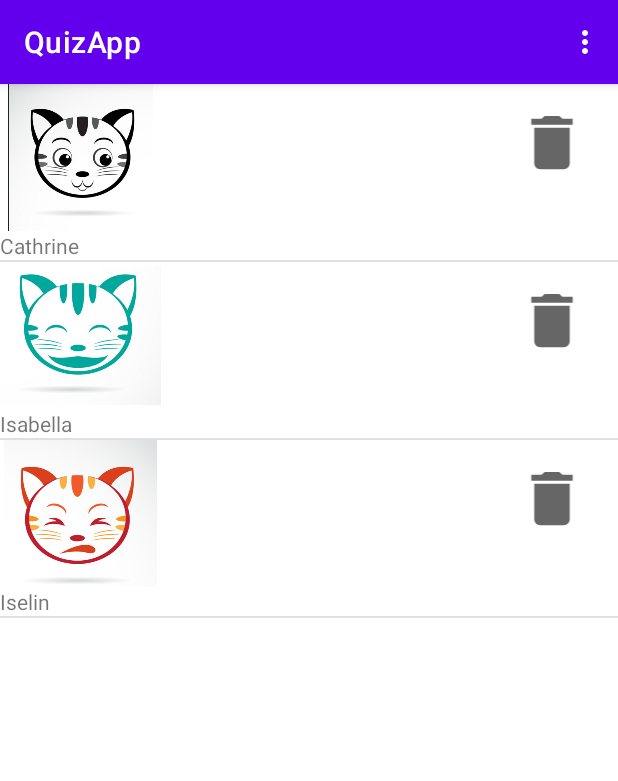
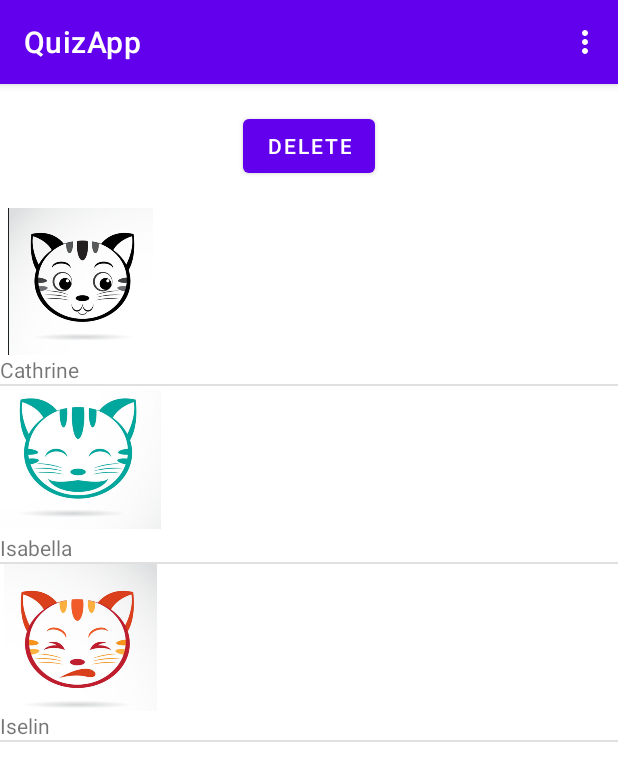
Before and after one commit to h586643/QuizApp, an Android app: the DatabaseActivity screen opened directly, with no data from a screen before it, on a phone screen of 412 x 824 dp. Shown: the top 781 px of the screen. Run offline under Robolectric (Android 15) with nearby library versions, the phone set to English and light mode, and no system bars.

Commit message:
delete button

```diff
--- a/app/src/main/java/com/example/quizapp/DatabaseActivity.java
+++ b/app/src/main/java/com/example/quizapp/DatabaseActivity.java
@@ -11,6 +11,7 @@ import android.view.MenuInflater;
 import android.view.MenuItem;
 import android.view.View;
 import android.widget.BaseAdapter;
+import android.widget.Button;
 import android.widget.ImageView;
 import android.widget.ListView;
 import android.widget.Toast;
@@ -35,11 +36,9 @@ public class DatabaseActivity extends AppCompatActivity {
         binding = DatabaseMainBinding.inflate(getLayoutInflater());
         setContentView(binding.getRoot());
 
-        // NB! Viktig å kalle (this.getApplication) i onCreate, ellers får man NULL pointer
         st = (StudentList) this.getApplication();
         studentList = st.getStudentsList();
 
-       // st = new StudentList();
 
         listAdapter = new ListAdapter(DatabaseActivity.this, st.getStudentsList());
         binding.listView.setAdapter(listAdapter);
@@ -47,12 +46,11 @@ public class DatabaseActivity extends AppCompatActivity {
     }
 
 
-    /*
-    Brukes for å jobbe med menyen.
 
-     */
 
-    // Evnet that assign value to the menu
+
+    // Evnet som tildeler verdi til menyen
+
     @Override
     public boolean onCreateOptionsMenu(Menu menu) {
         MenuInflater inflater = getMenuInflater();
@@ -61,15 +59,15 @@ public class DatabaseActivity extends AppCompatActivity {
         return true;
 
     }
-    /*
-    Update view, menu.
-     */
+
+    //Oppdaterer view, meny.
+
     @Override
     public boolean onOptionsItemSelected(@NonNull MenuItem item) {
 
         switch (item.getItemId()) {
             case R.id.menu_alpha:
-                // sort a to å, use comparator in Student class.
+                // sorterer fra a to å.
                 Toast.makeText(DatabaseActivity.this, "Sort a til å", Toast.LENGTH_SHORT).show();
                 Collections.sort(st.getStudentsList(),Student.StudentNameComparator);
                 // tell`s the Adapter about the dataset change.
@@ -79,23 +77,35 @@ public class DatabaseActivity extends AppCompatActivity {
                 return true;
 
             case R.id.menu_dec:
-                // sort å to a
+                // sorterer fra å to a
                 Collections.sort(st.getStudentsList(),Student.StudentNameComparatorRev);
                 Toast.makeText(DatabaseActivity.this, "Sort å til a", Toast.LENGTH_SHORT).show();
                 ((BaseAdapter) listAdapter).notifyDataSetChanged();
                 return true;
 
 
-                // Kan man lage shortcut med intent?
             case R.id.menu_addEntry:
                 Intent intent = new Intent(DatabaseActivity.this, AddEntryActivity.class);
                 startActivity(intent);
 
-
         }
-
 
         return super.onOptionsItemSelected(item);
     }
 
+// Sletter enhet, posisjon 0
+
+    public void clickDelete (View view){
+        Button btn =  findViewById(R.id.image_delete);
+        btn.setOnClickListener(new View.OnClickListener() {
+            @Override
+            public void onClick(View view) {
+                studentList.remove(0);
+                ((BaseAdapter) listAdapter).notifyDataSetChanged();
+
+            }
+        });
+    }
+
+
 }
--- a/app/src/main/res/drawable/ic_delete.xml
+++ /dev/null
@@ -1,10 +0,0 @@
-<vector xmlns:android="http://schemas.android.com/apk/res/android"
-    android:width="24dp"
-    android:height="24dp"
-    android:viewportWidth="24"
-    android:viewportHeight="24"
-    android:tint="?attr/colorControlNormal">
-  <path
-      android:fillColor="@android:color/black"
-      android:pathData="M6,19c0,1.1 0.9,2 2,2h8c1.1,0 2,-0.9 2,-2V7H6v12zM19,4h-3.5l-1,-1h-5l-1,1H5v2h14V4z"/>
-</vector>
--- a/app/src/main/res/layout/database_main.xml
+++ b/app/src/main/res/layout/database_main.xml
@@ -7,8 +7,26 @@
 
     <ListView
         android:id="@+id/list_view"
-        android:layout_width="match_parent"
-        android:layout_height="match_parent"
-        tools:listitem="@layout/one_student"/>
+        android:layout_width="0dp"
+        android:layout_height="0dp"
+        app:layout_constraintBottom_toBottomOf="parent"
+        app:layout_constraintEnd_toEndOf="parent"
+        app:layout_constraintStart_toStartOf="parent"
+        app:layout_constraintTop_toBottomOf="@+id/image_delete"
+        tools:listitem="@layout/one_student" />
+
+    <Button
+        android:id="@+id/image_delete"
+        android:layout_width="wrap_content"
+        android:layout_height="wrap_content"
+        android:layout_marginTop="17dp"
+        android:layout_marginBottom="17dp"
+        android:text="Delete"
+        android:clickable="true"
+        android:onClick="clickDelete"
+        app:layout_constraintBottom_toTopOf="@+id/list_view"
+        app:layout_constraintEnd_toEndOf="parent"
+        app:layout_constraintStart_toStartOf="parent"
+        app:layout_constraintTop_toTopOf="parent" />
 
 </androidx.constraintlayout.widget.ConstraintLayout>
--- a/app/src/main/res/layout/one_student.xml
+++ b/app/src/main/res/layout/one_student.xml
@@ -21,18 +21,5 @@
         android:layout_below="@id/imageView2"
         android:text="TextView" />
 
-    <ImageView
-        android:id="@+id/image_delete"
-        android:clickable="true"
-        android:onClick="clickDelete"
-        android:layout_width="49dp"
-        android:layout_height="47dp"
-        android:layout_alignParentRight="true"
-        android:layout_marginTop="15dp"
-        android:layout_marginRight="19dp"
-        android:src="@drawable/ic_delete">
-
-    </ImageView>
-
 
 </RelativeLayout>
```
